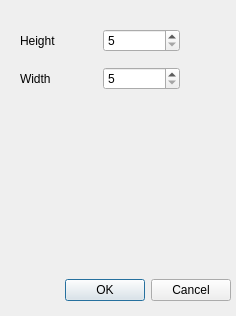
The window that src/newgamedialog.ui (Ignotus/kdots) describes before a commit, drawn with Qt 5.
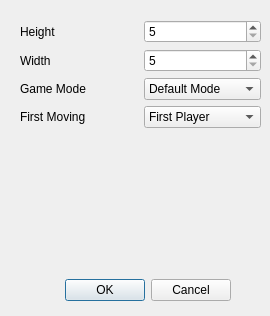
The same window after the commit.

```diff
--- a/src/newgamedialog.ui
+++ b/src/newgamedialog.ui
@@ -6,12 +6,12 @@
    <rect>
     <x>0</x>
     <y>0</y>
-    <width>236</width>
+    <width>270</width>
     <height>316</height>
    </rect>
   </property>
   <property name="windowTitle">
-   <string>Dialog</string>
+   <string>New Game</string>
   </property>
   <widget class="QDialogButtonBox" name="buttonBox">
    <property name="geometry">
@@ -34,18 +34,11 @@
     <rect>
      <x>20</x>
      <y>20</y>
-     <width>160</width>
-     <height>80</height>
+     <width>241</width>
+     <height>112</height>
     </rect>
    </property>
    <layout class="QGridLayout" name="gridLayout">
-    <item row="0" column="0">
-     <widget class="QLabel" name="label">
-      <property name="text">
-       <string>Height</string>
-      </property>
-     </widget>
-    </item>
     <item row="1" column="0">
      <widget class="QLabel" name="label_2">
       <property name="text">
@@ -60,6 +53,20 @@
       </property>
      </widget>
     </item>
+    <item row="2" column="0">
+     <widget class="QLabel" name="label_3">
+      <property name="text">
+       <string>Game Mode</string>
+      </property>
+     </widget>
+    </item>
+    <item row="0" column="0">
+     <widget class="QLabel" name="label">
+      <property name="text">
+       <string>Height</string>
+      </property>
+     </widget>
+    </item>
     <item row="1" column="1">
      <widget class="QSpinBox" name="WidthSpinBox">
       <property name="minimum">
@@ -67,6 +74,41 @@
       </property>
      </widget>
     </item>
+    <item row="2" column="1">
+     <widget class="QComboBox" name="GameMode">
+      <item>
+       <property name="text">
+        <string>Default Mode</string>
+       </property>
+      </item>
+      <item>
+       <property name="text">
+        <string>Extra Turn</string>
+       </property>
+      </item>
+     </widget>
+    </item>
+    <item row="3" column="0">
+     <widget class="QLabel" name="label_4">
+      <property name="text">
+       <string>First Moving</string>
+      </property>
+     </widget>
+    </item>
+    <item row="3" column="1">
+     <widget class="QComboBox" name="FirstMoving">
+      <item>
+       <property name="text">
+        <string>First Player</string>
+       </property>
+      </item>
+      <item>
+       <property name="text">
+        <string>Second Player</string>
+       </property>
+      </item>
+     </widget>
+    </item>
    </layout>
   </widget>
  </widget>
```
